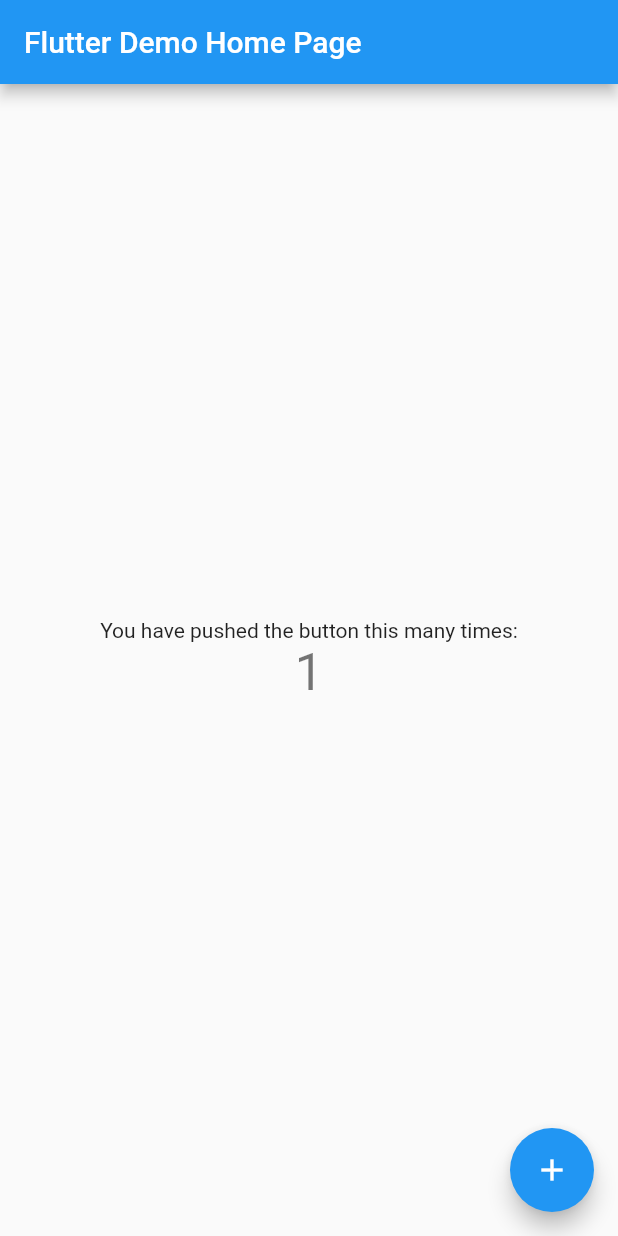
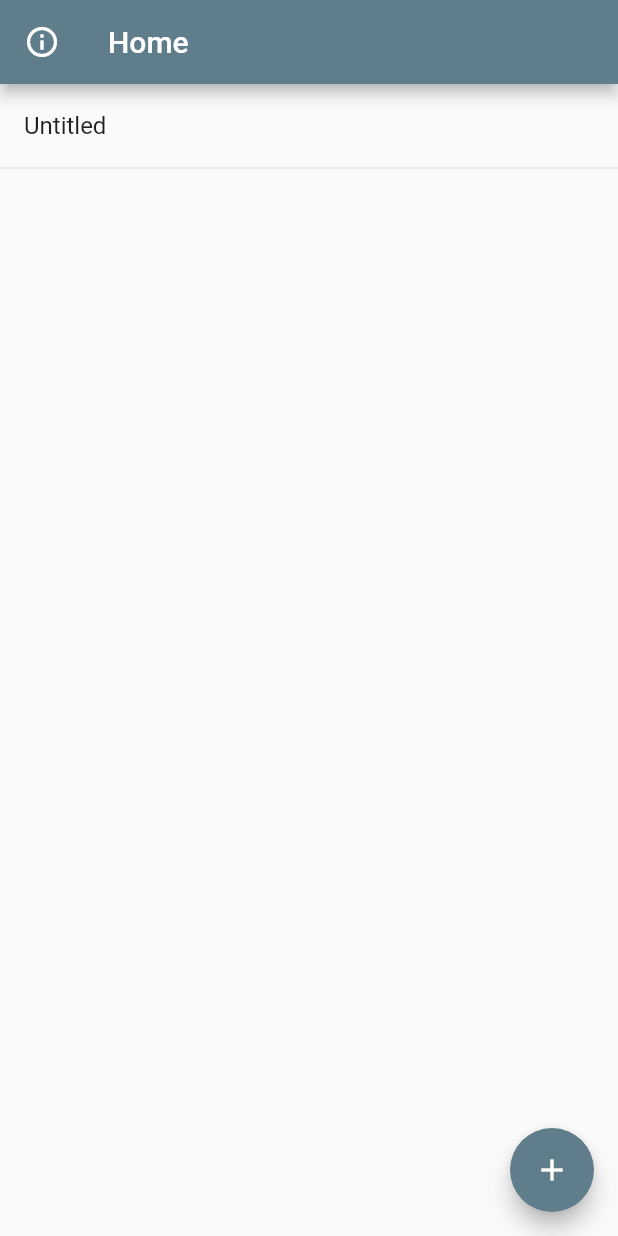
Before and after one commit to k-saito-en/engineer-study-app, a Flutter app: the screen it shows after launch, after a tap on the "add" icon, on a phone screen of 412 x 824 dp. Run offline on Flutter 3.47's test engine with Material 2 defaults, Android fonts, the phone set to English and light mode, and no system bars; our stand-ins replace flutter_hooks, hooks_riverpod, riverpod.

Commit message:
no message

```diff
--- a/lib/main.dart
+++ b/lib/main.dart
@@ -1,115 +1,44 @@
+// ignore_for_file: unused_import
+
 import 'package:flutter/material.dart';
 
+import 'package:hooks_riverpod/hooks_riverpod.dart';
+
+import 'widgets/home.dart';
+import 'widgets/editor.dart';
+import 'widgets/layout.dart';
+import 'providers.dart';
+
 void main() {
-  runApp(const MyApp());
+  runApp(
+    // アプリ全てをプロバイダー適用内に指定している
+    const ProviderScope(
+      child: MyApp(),
+    ),
+  );
 }
 
 class MyApp extends StatelessWidget {
-  const MyApp({super.key});
+  // ・コンストラクタで、keyという名称でKeyクラスを受け取ることを可能としている。
+  // ・MyHomePageのコンストラクタでオブジェクトを生成する際、
+  // 　superclassここではStatefulWidgetだが、
+  // 　このコンストラクタにMyHomePageのコンストラクタで受け取ったkeyを渡し初期化している。
+  const MyApp({Key? key}) : super(key: key);
 
-  // This widget is the root of your application.
   @override
   Widget build(BuildContext context) {
     return MaterialApp(
       title: 'Flutter Demo',
-      theme: ThemeData(
-        // This is the theme of your application.
-        //
-        // Try running your application with "flutter run". You'll see the
-        // application has a blue toolbar. Then, without quitting the app, try
-        // changing the primarySwatch below to Colors.green and then invoke
-        // "hot reload" (press "r" in the console where you ran "flutter run",
-        // or simply save your changes to "hot reload" in a Flutter IDE).
-        // Notice that the counter didn't reset back to zero; the application
-        // is not restarted.
-        primarySwatch: Colors.blue,
-      ),
-      home: const MyHomePage(title: 'Flutter Demo Home Page'),
+      // primarySwatch: 自分で定義したMaterialColorを使うこともできる
+      theme: ThemeData(primarySwatch: Colors.blueGrey),
+      // darkTheme: ダークモード用のテーマを設定
+      darkTheme: ThemeData.dark(),
+      // initialRoute: それぞれ指定したWidgetに遷移ができる
+      initialRoute: '/',
+      routes: {
+        '/': (context) => const Layout(child: Home()),
+        '/edit': (context) => const Layout(child: Editor()),
+      },
     );
   }
 }
-
-class MyHomePage extends StatefulWidget {
-  const MyHomePage({super.key, required this.title});
-
-  // This widget is the home page of your application. It is stateful, meaning
-  // that it has a State object (defined below) that contains fields that affect
-  // how it looks.
-
-  // This class is the configuration for the state. It holds the values (in this
-  // case the title) provided by the parent (in this case the App widget) and
-  // used by the build method of the State. Fields in a Widget subclass are
-  // always marked "final".
-
-  final String title;
-
-  @override
-  State<MyHomePage> createState() => _MyHomePageState();
-}
-
-class _MyHomePageState extends State<MyHomePage> {
-  int _counter = 0;
-
-  void _incrementCounter() {
-    setState(() {
-      // This call to setState tells the Flutter framework that something has
-      // changed in this State, which causes it to rerun the build method below
-      // so that the display can reflect the updated values. If we changed
-      // _counter without calling setState(), then the build method would not be
-      // called again, and so nothing would appear to happen.
-      _counter++;
-    });
-  }
-
-  @override
-  Widget build(BuildContext context) {
-    // This method is rerun every time setState is called, for instance as done
-    // by the _incrementCounter method above.
-    //
-    // The Flutter framework has been optimized to make rerunning build methods
-    // fast, so that you can just rebuild anything that needs updating rather
-    // than having to individually change instances of widgets.
-    return Scaffold(
-      appBar: AppBar(
-        // Here we take the value from the MyHomePage object that was created by
-        // the App.build method, and use it to set our appbar title.
-        title: Text(widget.title),
-      ),
-      body: Center(
-        // Center is a layout widget. It takes a single child and positions it
-        // in the middle of the parent.
-        child: Column(
-          // Column is also a layout widget. It takes a list of children and
-          // arranges them vertically. By default, it sizes itself to fit its
-          // children horizontally, and tries to be as tall as its parent.
-          //
-          // Invoke "debug painting" (press "p" in the console, choose the
-          // "Toggle Debug Paint" action from the Flutter Inspector in Android
-          // Studio, or the "Toggle Debug Paint" command in Visual Studio Code)
-          // to see the wireframe for each widget.
-          //
-          // Column has various properties to control how it sizes itself and
-          // how it positions its children. Here we use mainAxisAlignment to
-          // center the children vertically; the main axis here is the vertical
-          // axis because Columns are vertical (the cross axis would be
-          // horizontal).
-          mainAxisAlignment: MainAxisAlignment.center,
-          children: <Widget>[
-            const Text(
-              'You have pushed the button this many times:',
-            ),
-            Text(
-              '$_counter',
-              style: Theme.of(context).textTheme.headline4,
-            ),
-          ],
-        ),
-      ),
-      floatingActionButton: FloatingActionButton(
-        onPressed: _incrementCounter,
-        tooltip: 'Increment',
-        child: const Icon(Icons.add),
-      ), // This trailing comma makes auto-formatting nicer for build methods.
-    );
-  }
-}
--- /dev/null
+++ b/lib/providers.dart
@@ -0,0 +1,53 @@
+import 'dart:io';
+import 'dart:convert';
+
+import 'package:hooks_riverpod/hooks_riverpod.dart';
+import 'package:path_provider/path_provider.dart';
+
+import 'note_list.dart';
+import 'note.dart';
+
+// refを受け取ってNoteList()を実行する状態管理プロバイダー
+final noteListProvider =
+    StateNotifierProvider<NoteList, List<Note>>((ref) => NoteList());
+
+// refを受け取って非同期処理を実行するプロバイダー
+final initialProvider = FutureProvider<bool>((ref) async {
+  // noteのファイル保管ディレクトリをアプリ内に作成
+  final directory =
+      Directory('${(await getApplicationDocumentsDirectory()).path}/notes');
+  await directory.create();
+
+  // json形式のNoteを↑で作成したディレクトリにリストとして格納
+  final List<Note> notes = [];
+  await for (final item in directory.list()) {
+    if (!item.path.endsWith('.json')) {
+      continue;
+    }
+
+    final jsonString = await File(item.path).readAsString();
+    // jsonコードにパースする
+    Map<String, dynamic> noteMap = jsonDecode(jsonString);
+    final note = Note.fromJson(noteMap);
+
+    // リストに新しいノート（json形式）を追加
+    notes.add(note);
+  }
+
+  // 作成日によってnoteの並び順を変えるメソッド
+  notes.sort((a, b) => a.createdAt.compareTo(b.createdAt));
+
+  // 値に変化があったらnotesに反映する
+  ref.read(noteListProvider.notifier).set(notes);
+
+  // // iOSにおいて、トラッキング許可を求めるダイアログを表示する
+  // await AppTrackingTransparency.requestTrackingAuthorization();
+
+  return true;
+});
+
+final StateProvider<String> currentNoteIdProvider =
+    StateProvider<String>((ref) => '');
+// 大きい画面に対する実装をまだ提供していないことに対する例外を通知
+final isLargeScreenProvider =
+    Provider<bool>((ref) => throw UnimplementedError());
--- /dev/null
+++ b/lib/widgets/home.dart
@@ -0,0 +1,31 @@
+import 'package:flutter/material.dart';
+import 'package:hooks_riverpod/hooks_riverpod.dart';
+import 'package:engineer_study_app/providers.dart';
+import 'package:engineer_study_app/widgets/editor.dart';
+
+import 'notes.dart';
+import 'editor.dart';
+
+class Home extends HookConsumerWidget {
+  const Home({Key? key}) : super(key: key);
+
+  @override
+  Widget build(BuildContext context, WidgetRef ref) {
+    final isLargeScreen = ref.watch(isLargeScreenProvider);
+
+    return isLargeScreen
+        ? Row(
+            children: [
+              Expanded(
+                flex: 1,
+                child: Notes(),
+              ),
+              Expanded(
+                flex: 2,
+                child: Editor(),
+              ),
+            ],
+          )
+        : Notes();
+  }
+}
--- /dev/null
+++ b/lib/widgets/layout.dart
@@ -0,0 +1,24 @@
+import 'package:flutter/material.dart';
+import 'package:hooks_riverpod/hooks_riverpod.dart';
+import 'package:engineer_study_app/providers.dart';
+
+class Layout extends HookConsumerWidget {
+  const Layout({Key? key, required Widget this.child}) : super(key: key);
+
+  final Widget child;
+
+  @override
+  Widget build(BuildContext context, WidgetRef ref) {
+    // MediaQuery: 端末の情報を返すことができるwidget
+    // ここで定義されているLargeScreenとは横幅600px以上の画面のこと
+    final isLargeScreen = MediaQuery.of(context).size.width > 600;
+
+    return ProviderScope(
+      overrides: [
+        // overrideWithValue: プロバイダーの返す値を上書きしている
+        isLargeScreenProvider.overrideWithValue(isLargeScreen),
+      ],
+      child: child,
+    );
+  }
+}
--- /dev/null
+++ b/lib/widgets/notes.dart
@@ -0,0 +1,120 @@
+// ignore_for_file: deprecated_member_use
+
+import 'package:flutter/material.dart';
+
+import 'package:hooks_riverpod/hooks_riverpod.dart';
+import 'package:flutter_hooks/flutter_hooks.dart';
+
+import '../providers.dart';
+
+class Notes extends HookConsumerWidget {
+  const Notes({Key? key}) : super(key: key);
+
+  @override
+  Widget build(BuildContext context, WidgetRef ref) {
+    final noteList = ref.watch(noteListProvider);
+    final scrollController = useScrollController();
+    final initial = ref.watch(initialProvider);
+    final isLargeScreen = ref.watch(isLargeScreenProvider);
+
+    // // 広告表示widget
+    // final BannerAd banner = BannerAd(
+    //   adUnitId: 'ca-app-pub-3940256099942544/2934735716',
+    //   size: AdSize.banner,
+    //   request: const AdRequest(),
+    //   listener: const BannerAdListener(),
+    // );
+    // banner.load();
+
+    return Scaffold(
+      appBar: AppBar(
+        title: const Text('Home'),
+        // leading: Appbarの左側にボタンを配置
+        leading: IconButton(
+          icon: Icon(Icons.info_outlined),
+          onPressed: () {
+            // アプリの情報を表示するwidget
+            showAboutDialog(
+              context: context,
+              applicationName: 'Text Editter',
+            );
+          },
+        ),
+      ),
+      body: initial.when(
+        // パラメータを使わないことを明示している
+        data: (_) => Column(
+          children: [
+            Expanded(
+              child: ListView(
+                controller: scrollController,
+                // Spread記法でリストのすべての要素をchildrenにぶっ込んでいる
+                children: [
+                  for (var i = 0; i < noteList.length; i++) ...[
+                    // リストをスライドして削除することができるメソッド
+                    Dismissible(
+                      // どの項目を削除するか
+                      key: ValueKey(noteList[i].id),
+                      // 実行した時の処理内容
+                      onDismissed: (_) {
+                        ref.read(currentNoteIdProvider.state).state = '';
+                        ref
+                            .read(noteListProvider.notifier)
+                            .delete(noteList[i].id);
+                      },
+                      child: ListTile(
+                        title: Text(noteList[i].name),
+                        onTap: () {
+                          ref.read(currentNoteIdProvider.state).state =
+                              noteList[i].id;
+
+                          // 大画面ではない場合、編集画面に遷移する実装
+                          if (!isLargeScreen) {
+                            Navigator.pushNamed(context, '/edit');
+                          }
+                        },
+                      ),
+                    ),
+                    // 区切り線をつけるクラス
+                    const Divider(height: 0),
+                  ],
+                ],
+              ),
+            ),
+            // // 広告の表示部分
+            // Container(
+            //   alignment: Alignment.center,
+            //   child: AdWidget(ad: banner),
+            //   width: banner.size.width.toDouble(),
+            //   height: banner.size.height.toDouble(),
+            // ),
+          ],
+        ),
+        loading: () => const Center(
+          child: CircularProgressIndicator(),
+        ),
+        error: (err, stack) {},
+      ),
+      floatingActionButton: initial.when(
+        data: (_) => Container(
+          // margin: EdgeInsets.only(bottom: banner.size.height.toDouble()),
+          child: FloatingActionButton(
+            onPressed: () {
+              // 新規作成処理の呼び出し
+              ref.read(noteListProvider.notifier).add('Untitled');
+
+              // スクロールバーの制御をWidgetsBindingで行っている
+              WidgetsBinding.instance?.addPostFrameCallback((timeStamp) {
+                scrollController
+                    .jumpTo(scrollController.position.maxScrollExtent);
+              });
+            },
+            child: const Icon(Icons.add),
+          ),
+        ),
+        loading: () => null,
+        error: (err, stack) => null,
+      ),
+    );
+  }
+}
```
Also changed, not shown: lib/note.dart (added, +47 -0 lines), lib/note_list.dart (added, +92 -0 lines), lib/widgets/editor.dart (added, +112 -0 lines).
